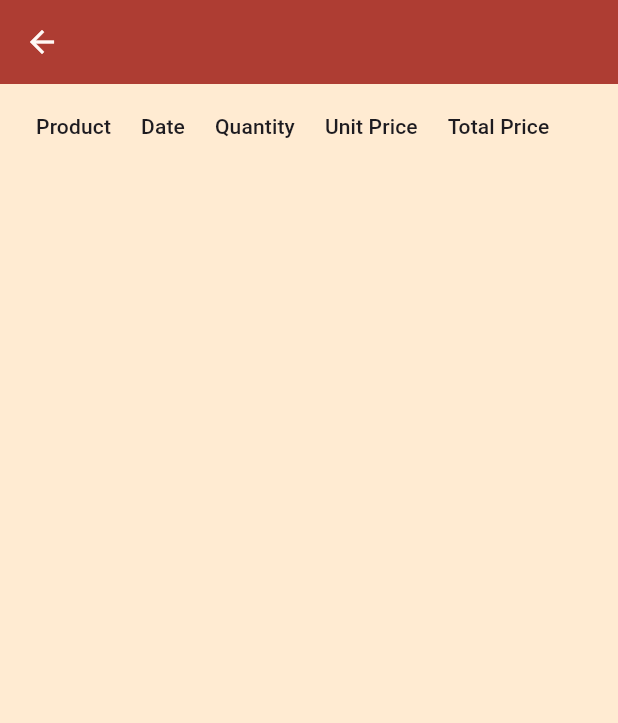
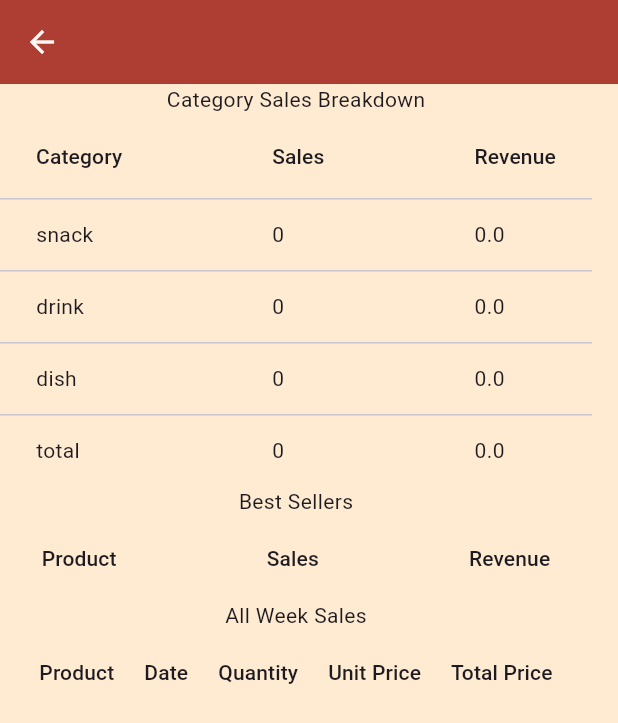
Before and after one commit to j-lim45/order_up_app, a Flutter app: the WeekReportPage screen opened directly with empty values, on a phone screen of 412 x 824 dp. Shown: the top 723 px of the screen. Run offline on Flutter 3.47's test engine with Material 3 defaults, Android fonts, the phone set to English and light mode, and no system bars; our stand-ins replace firebase_auth, firebase_core, firebase_database; missing offline and left inert: mobile_scanner; accounts and stored records are empty.

Commit message:
added tables to report weeks

```diff
--- /dev/null
+++ b/lib/components/reports/best_seller_table.dart
@@ -0,0 +1,69 @@
+import 'package:flutter/material.dart';
+import 'package:order_up_app/backend/sale_class.dart';
+import 'package:order_up_app/backend/database_service.dart';
+import 'package:order_up_app/backend/product_class.dart';
+
+
+class BestSellerTable extends StatelessWidget {
+  final List<Sale> theList;
+
+  const BestSellerTable({super.key, required this.theList});
+
+  // Map each sale product id to its corresponding name
+  Future<List<DataRow>> getProductRows() async {
+
+    List<DataRow> tableRows = [];
+    final textStyle = TextStyle(fontSize: 14);
+
+    Map<String, Map<String, dynamic>> productMap = {};
+    for (Sale sale in theList) {
+      Product product = await DatabaseService().getProduct(key: sale.productId);
+
+      productMap[sale.productId] = {};
+      productMap[sale.productId] = {
+        'productName': product.productName,
+        'sales': productMap[sale.productId]!['sales'] ?? 0 + sale.quantity,
+        'revenue': productMap[sale.productId]!['revenue'] ?? 0.0 + sale.quantity*sale.unitPrice
+      };
+    }
+
+
+    for (var i in productMap.entries) {
+      tableRows.add(DataRow(
+        cells: [
+          DataCell(Text(i.value['productName'], style: textStyle)),
+          DataCell(Text('${i.value['sales']}', style: textStyle)),
+          DataCell(Text('${i.value['revenue']}', style: textStyle)),
+        ]
+      ));
+    }
+
+    return tableRows;
+  }
+
+  @override
+  Widget build(BuildContext context) {
+    // Returns the list of table rows needed from latest snapshot of products
+    return FutureBuilder(future: getProductRows(), builder: (context, snapshot) {
+        if (snapshot.connectionState == ConnectionState.waiting) {
+          return const Center(child: CircularProgressIndicator());
+        } else if (snapshot.hasError) {
+          return Text('Error: ${snapshot.error}');
+        } else {
+          final salesRow = snapshot.data!;
+
+          final textStyle = TextStyle(fontSize: 14);
+          return DataTable(
+            columns: [
+              DataColumn(label: Text("Product", style: textStyle)),
+              DataColumn(label: Text("Sales", style: textStyle)),
+              DataColumn(label: Text("Revenue", style: textStyle)),
+            ],
+
+            rows: salesRow,
+            columnSpacing: 100,
+          );
+        }
+    });
+  }
+}
--- /dev/null
+++ b/lib/components/reports/category_sales_table.dart
@@ -0,0 +1,74 @@
+import 'package:flutter/material.dart';
+import 'package:order_up_app/backend/sale_class.dart';
+import 'package:order_up_app/backend/database_service.dart';
+import 'package:order_up_app/backend/product_class.dart';
+
+
+class CategorySalesTable extends StatelessWidget {
+  final List<Sale> theList;
+
+  const CategorySalesTable({super.key, required this.theList});
+
+  // Map each sale product id to its corresponding name
+  Future<List<DataRow>> getCategoryRows() async {
+
+    List<DataRow> tableRows = [];
+    final textStyle = TextStyle(fontSize: 14);
+
+    Map categoryArray = {
+    'snack':  [0, 0.0], // SNACKS Sales Revenue
+    'drink':  [0, 0.0], // DRINKS Sales Revenue
+    'dish':   [0, 0.0], // DISHES Sales Revenue
+    'total':  [0, 0.0],
+    };
+    for (Sale sale in theList) {
+      Product product = await DatabaseService().getProduct(key: sale.productId);
+
+      categoryArray[product.category][0] += sale.quantity;
+      categoryArray[product.category][1] += sale.quantity*sale.unitPrice;
+
+      categoryArray['total'][0] += sale.quantity;
+      categoryArray['total'][1] += sale.quantity*sale.unitPrice;
+    }
+
+    List categoryNames = ['Snack', 'Drink', 'Dish'];
+
+    for (var i in categoryArray.entries) {
+      tableRows.add(DataRow(
+        cells: [
+          DataCell(Text(i.key, style: textStyle)),
+          DataCell(Text('${categoryArray[i.key][0]}', style: textStyle)),
+          DataCell(Text('${categoryArray[i.key][1]}', style: textStyle)),
+        ]
+      ));
+    }
+
+    return tableRows;
+  }
+
+  @override
+  Widget build(BuildContext context) {
+    // Returns the list of table rows needed from latest snapshot of products
+    return FutureBuilder(future: getCategoryRows(), builder: (context, snapshot) {
+        if (snapshot.connectionState == ConnectionState.waiting) {
+          return const Center(child: CircularProgressIndicator());
+        } else if (snapshot.hasError) {
+          return Text('Error: ${snapshot.error}');
+        } else {
+          final salesRow = snapshot.data!;
+
+          final textStyle = TextStyle(fontSize: 14);
+          return DataTable(
+            columns: [
+              DataColumn(label: Text("Category", style: textStyle)),
+              DataColumn(label: Text("Sales", style: textStyle)),
+              DataColumn(label: Text("Revenue", style: textStyle)),
+            ],
+
+            rows: salesRow,
+            columnSpacing: 100,
+          );
+        }
+    });
+  }
+}
--- a/lib/components/reports/week_report_card.dart
+++ b/lib/components/reports/week_report_card.dart
@@ -3,7 +3,7 @@ import 'package:firebase_database/firebase_database.dart';
 import '../../../backend/database_service.dart';
 import 'package:order_up_app/pages/navbar_items/home_page.dart';
 import 'package:order_up_app/components/misc/bottom_nav_bar.dart';
-import 'package:order_up_app/pages/week_report_page.dart';
+import 'package:order_up_app/components/reports/week_report_page.dart';
 import 'package:order_up_app/backend/sale_class.dart';
 
 class WeekReportCard extends StatefulWidget {
--- a/lib/components/reports/week_report_page.dart
+++ b/lib/components/reports/week_report_page.dart
@@ -2,6 +2,8 @@ import 'package:flutter/material.dart';
 import 'package:order_up_app/components/misc/app_colors.dart';
 import 'package:order_up_app/backend/sale_class.dart';
 import 'package:order_up_app/components/reports/sales_table.dart';
+import 'package:order_up_app/components/reports/category_sales_table.dart';
+import 'package:order_up_app/components/reports/best_seller_table.dart';
 
 
 
@@ -17,10 +19,16 @@ class WeekReportPage extends StatelessWidget {
         backgroundColor: AppColors.maroonColor, foregroundColor: AppColors.whiteColor,
       ),
       body: SingleChildScrollView(
-        scrollDirection: Axis.horizontal,
-        child: SingleChildScrollView(
-          scrollDirection: Axis.vertical,
-          child: SalesTable(theList: theList),
+        scrollDirection: Axis.vertical,
+        child: Column(
+          children: [
+            Text('Category Sales Breakdown'),
+            SingleChildScrollView(scrollDirection: Axis.horizontal, child: CategorySalesTable(theList: theList)),
+            Text('Best Sellers'),
+            SingleChildScrollView(scrollDirection: Axis.horizontal, child: BestSellerTable(theList: theList)),
+            Text('All Week Sales'),
+            SingleChildScrollView(scrollDirection: Axis.horizontal, child: SalesTable(theList: theList))
+          ],
         )
       )
     );
```
